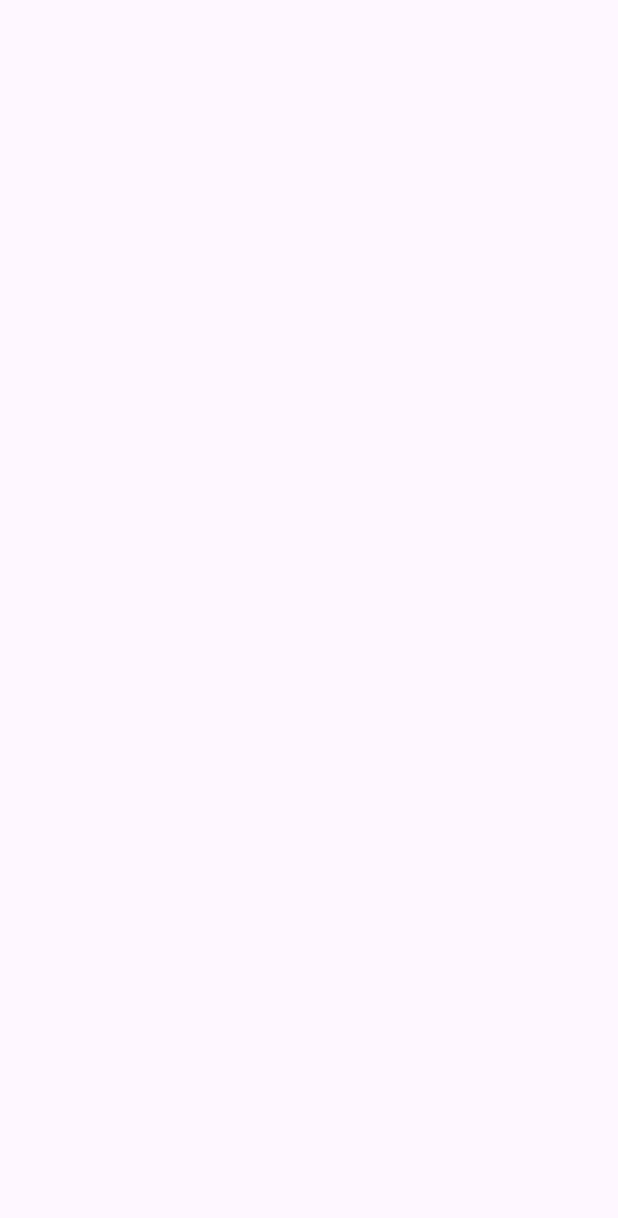
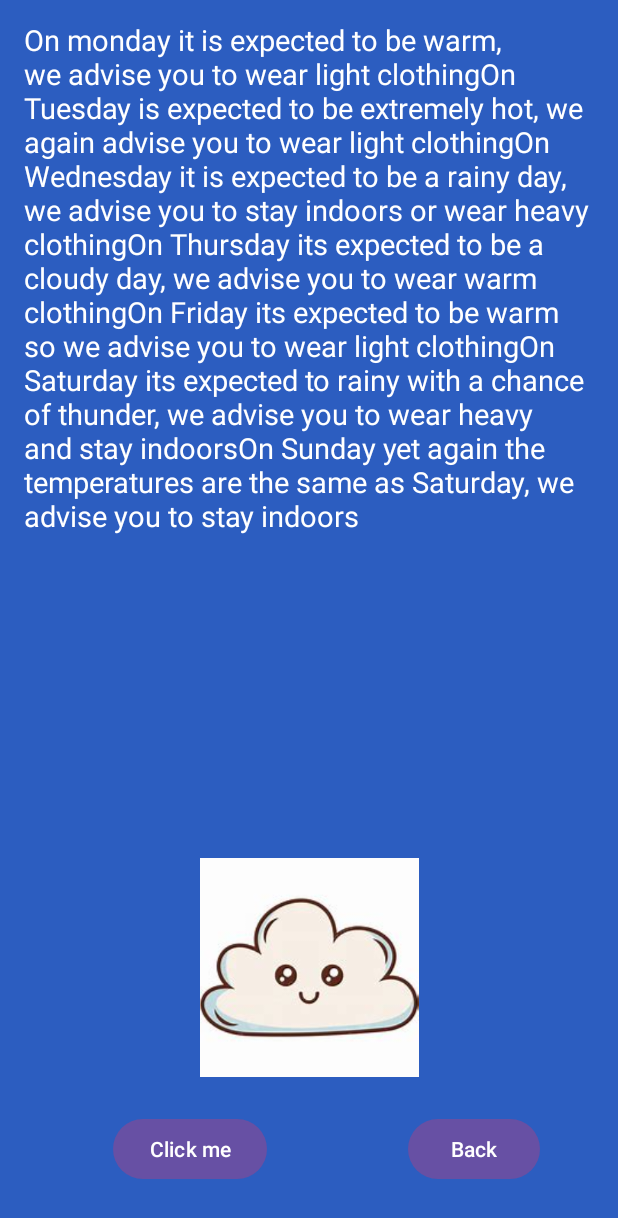
Before and after one commit to Mythical714/https-classroom.github.com-a-hcqsjTYN, an Android app: the detailedScreen screen opened directly, with no data from a screen before it, on a phone screen of 412 x 824 dp. Before the commit the part shown is empty. Shown: the top 1218 px of the screen. Run offline under Robolectric (Android 15) with nearby library versions, the phone set to English and light mode, and no system bars.

Commit message:
finished app
coded everything and the final work is done

```diff
--- a/app/src/main/java/com/example/imadpracticum/MainActivity.kt
+++ b/app/src/main/java/com/example/imadpracticum/MainActivity.kt
@@ -13,9 +13,9 @@ class MainActivity : AppCompatActivity() {
         super.onCreate(savedInstanceState)
         setContentView(R.layout.activity_main)
 
-        val weatherButton = findViewById<Button>(R.id.weatherButton)
-        val userInfo = findViewById<TextView>(R.id.userInfo)
-        val appName = findViewById<TextView>(R.id.appName)
+        val weatherButton = findViewById<Button>(R.id.weatherButton) //(IIE,2024)
+        val userInfo = findViewById<TextView>(R.id.userInfo) //(IIE,2024)
+        val appName = findViewById<TextView>(R.id.appName) //(IIE,2024)
 
         weatherButton.setOnClickListener() { //(IIE,2024)
             val intent = Intent(this, weatherScreen::class.java)//(IIE,2024)
--- a/app/src/main/java/com/example/imadpracticum/detailedScreen.kt
+++ b/app/src/main/java/com/example/imadpracticum/detailedScreen.kt
@@ -1,11 +1,39 @@
 package com.example.imadpracticum
 
+import android.annotation.SuppressLint
+import android.content.Intent
 import androidx.appcompat.app.AppCompatActivity
 import android.os.Bundle
+import android.widget.Button
+import android.widget.EditText
+import android.widget.ImageView
+import android.widget.TextView
 
 class detailedScreen : AppCompatActivity() {
+    @SuppressLint("MissingInflatedId")
     override fun onCreate(savedInstanceState: Bundle?) {
         super.onCreate(savedInstanceState)
         setContentView(R.layout.activity_detailed_screen)
-    }
-}
+
+        val answerButton = findViewById<Button>(R.id.averageButton)
+        val feedback = findViewById<TextView>(R.id.feedback)
+        val backButton = findViewById<Button>(R.id.backButton)
+        val weatherView = findViewById<ImageView>(R.id.weatherImage)
+
+        feedback.text= "On monday it is expected to be warm, we advise you to wear light clothing" +
+                "On Tuesday is expected to be extremely hot, we again advise you to wear light clothing" +
+                  "On Wednesday it is expected to be a rainy day, we advise you to stay indoors or wear heavy clothing" +
+                 "On Thursday its expected to be a cloudy day, we advise you to wear warm clothing" +
+                  "On Friday its expected to be warm so we advise you to wear light clothing" +
+                 "On Saturday its expected to rainy with a chance of thunder, we advise you to wear heavy and stay indoors" +
+                  "On Sunday yet again the temperatures are the same as Saturday, we advise you to stay indoors"//(IIE, 2024)
+
+        backButton.setOnClickListener() {
+            val intent = Intent(this, weatherScreen::class.java)//(IIE,2024)
+            intent.putExtra("final", feedback.text.toString())//(IIE,2024)
+            startActivity(intent)//(IIE,2024)
+        }
+        }
+            }
+
+//Reference
--- a/app/src/main/res/layout/activity_detailed_screen.xml
+++ b/app/src/main/res/layout/activity_detailed_screen.xml
@@ -4,6 +4,55 @@
     xmlns:tools="http://schemas.android.com/tools"
     android:layout_width="match_parent"
     android:layout_height="match_parent"
+    android:background="#E9194FBA"
     tools:context=".detailedScreen">
 
+    <Button
+        android:id="@+id/answerButton"
+        android:layout_width="wrap_content"
+        android:layout_height="wrap_content"
+        android:text="Click me"
+        app:layout_constraintBottom_toBottomOf="parent"
+        app:layout_constraintEnd_toEndOf="parent"
+        app:layout_constraintHorizontal_bias="0.243"
+        app:layout_constraintStart_toStartOf="parent"
+        app:layout_constraintTop_toTopOf="parent"
+        app:layout_constraintVertical_bias="0.956" />
+
+    <TextView
+        android:id="@+id/feedback"
+        android:layout_width="379dp"
+        android:layout_height="479dp"
+        android:text="TextView"
+        android:textColor="@color/white"
+        android:textSize="19dp"
+        app:layout_constraintBottom_toBottomOf="parent"
+        app:layout_constraintEnd_toEndOf="parent"
+        app:layout_constraintHorizontal_bias="0.494"
+        app:layout_constraintStart_toStartOf="parent"
+        app:layout_constraintTop_toTopOf="parent"
+        app:layout_constraintVertical_bias="0.038" />
+
+    <Button
+        android:id="@+id/backButton"
+        android:layout_width="wrap_content"
+        android:layout_height="wrap_content"
+        android:text="Back"
+        app:layout_constraintBottom_toBottomOf="parent"
+        app:layout_constraintEnd_toEndOf="parent"
+        app:layout_constraintHorizontal_bias="0.839"
+        app:layout_constraintStart_toStartOf="parent"
+        app:layout_constraintTop_toTopOf="parent"
+        app:layout_constraintVertical_bias="0.956" />
+
+    <ImageView
+        android:id="@+id/weatherImage"
+        android:layout_width="165dp"
+        android:layout_height="146dp"
+        app:layout_constraintBottom_toBottomOf="parent"
+        app:layout_constraintEnd_toEndOf="parent"
+        app:layout_constraintStart_toStartOf="parent"
+        app:layout_constraintTop_toTopOf="parent"
+        app:layout_constraintVertical_bias="0.844"
+        app:srcCompat="@drawable/idle" />
 </androidx.constraintlayout.widget.ConstraintLayout>
```
Also changed, not shown: app/src/main/java/com/example/imadpracticum/weatherScreen.kt (+22 -18 lines), app/src/main/res/layout/activity_weather_screen.xml (+20 -7 lines), app/src/main/res/drawable/cloudy.jpg (added), app/src/main/res/drawable/rainy.jpg (added), app/src/main/res/drawable/stormy.jpg (added), app/src/main/res/drawable/sunny.jpg (added).
